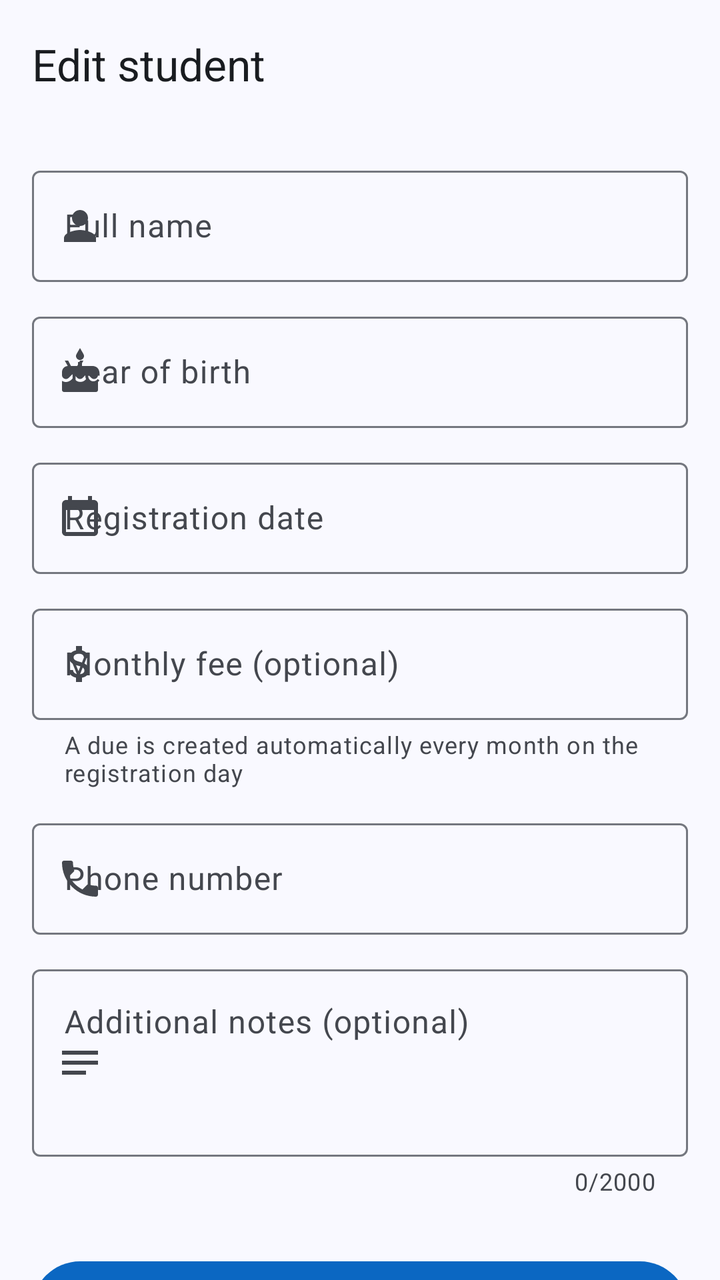
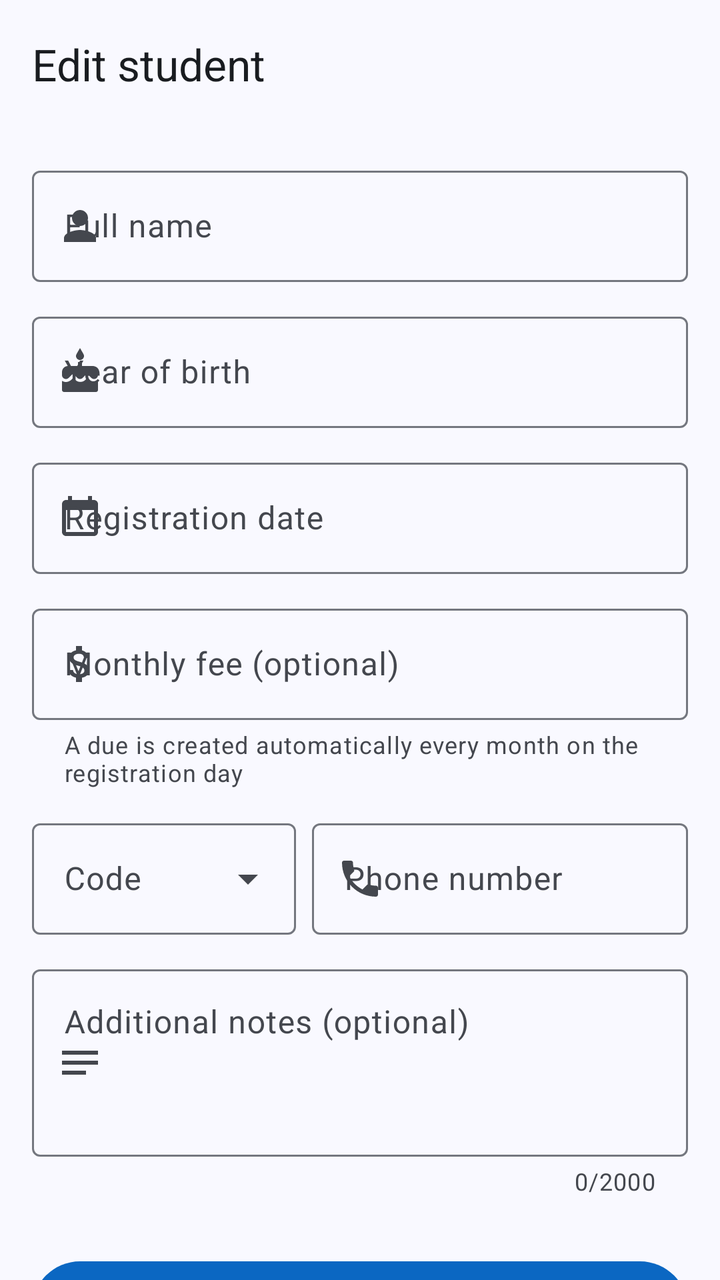

An Android layout rendered at two revisions. The XML below is the earlier revision; the diff shows what the commit changed to produce the second picture.
<!-- AndroidManifest.xml: application theme Theme.TalibPay -->
<!-- res/layout/activity_edit.xml -->
<?xml version="1.0" encoding="utf-8"?>
<androidx.coordinatorlayout.widget.CoordinatorLayout xmlns:android="http://schemas.android.com/apk/res/android"
    xmlns:app="http://schemas.android.com/apk/res-auto"
    android:id="@+id/main"
    android:layout_width="match_parent"
    android:layout_height="match_parent">

    <com.google.android.material.appbar.AppBarLayout
        android:layout_width="match_parent"
        android:layout_height="wrap_content"
        android:fitsSystemWindows="true">

        <com.google.android.material.appbar.MaterialToolbar
            android:id="@+id/toolbar"
            android:layout_width="match_parent"
            android:layout_height="?attr/actionBarSize"
            app:title="@string/edit_student" />
    </com.google.android.material.appbar.AppBarLayout>

    <androidx.core.widget.NestedScrollView
        android:layout_width="match_parent"
        android:layout_height="match_parent"
        app:layout_behavior="@string/appbar_scrolling_view_behavior">

        <androidx.constraintlayout.widget.ConstraintLayout
            android:layout_width="match_parent"
            android:layout_height="wrap_content">

            <LinearLayout
                android:layout_width="0dp"
                android:layout_height="wrap_content"
                android:orientation="vertical"
                android:padding="@dimen/screen_padding"
                app:layout_constraintEnd_toEndOf="parent"
                app:layout_constraintStart_toStartOf="parent"
                app:layout_constraintTop_toTopOf="parent"
                app:layout_constraintWidth_max="@dimen/form_max_width">

                <com.google.android.material.textfield.TextInputLayout
                    style="@style/Widget.TalibPay.TextField"
                    android:hint="@string/full_name"
                    app:startIconDrawable="@drawable/ic_person">

                    <com.google.android.material.textfield.TextInputEditText
                        android:id="@+id/edtStudentNameEdit"
                        android:layout_width="match_parent"
                        android:layout_height="wrap_content"
                        android:imeOptions="actionNext"
                        android:inputType="textPersonName|textCapWords"
                        android:maxLength="200" />
                </com.google.android.material.textfield.TextInputLayout>

                <com.google.android.material.textfield.TextInputLayout
                    style="@style/Widget.TalibPay.TextField"
                    android:hint="@string/year_of_birth"
                    app:startIconDrawable="@drawable/ic_cake">

                    <com.google.android.material.textfield.TextInputEditText
                        android:id="@+id/edtBirthYearEdit"
                        android:layout_width="match_parent"
                        android:layout_height="wrap_content"
                        android:cursorVisible="false"
                        android:focusable="false"
                        android:inputType="none" />
                </com.google.android.material.textfield.TextInputLayout>

                
                <com.google.android.material.textfield.TextInputLayout
                    style="@style/Widget.TalibPay.TextField"
                    android:hint="@string/registration_date"
                    app:startIconDrawable="@drawable/ic_calendar">

                    <com.google.android.material.textfield.TextInputEditText
                        android:id="@+id/edtRegistrationDateEdit"
                        android:layout_width="match_parent"
                        android:layout_height="wrap_content"
                        android:cursorVisible="false"
                        android:focusable="false"
                        android:inputType="none" />
                </com.google.android.material.textfield.TextInputLayout>

                
                <com.google.android.material.textfield.TextInputLayout
                    android:id="@+id/monthlyFeeLayoutEdit"
                    style="@style/Widget.TalibPay.TextField"
                    android:hint="@string/monthly_fee_optional"
                    app:helperText="@string/monthly_fee_helper"
                    app:startIconDrawable="@drawable/ic_cash"
                    app:suffixText="@string/currency_symbol">

                    <com.google.android.material.textfield.TextInputEditText
                        android:id="@+id/edtMonthlyFeeEdit"
                        android:layout_width="match_parent"
                        android:layout_height="wrap_content"
                        android:imeOptions="actionNext"
                        android:inputType="numberDecimal" />
                </com.google.android.material.textfield.TextInputLayout>

                <com.google.android.material.textfield.TextInputLayout
                    style="@style/Widget.TalibPay.TextField"
                    android:hint="@string/phone_number"
                    app:startIconDrawable="@drawable/ic_phone">

                    <com.google.android.material.textfield.TextInputEditText
                        android:id="@+id/edtPhoneNumberEdit"
                        android:layout_width="match_parent"
                        android:layout_height="wrap_content"
                        android:imeOptions="actionNext"
                        android:inputType="phone"
                        android:maxLength="30"
                        android:textDirection="ltr" />
                </com.google.android.material.textfield.TextInputLayout>

                <com.google.android.material.textfield.TextInputLayout
                    style="@style/Widget.TalibPay.TextField"
                    android:hint="@string/additional_notes_optional"
                    app:counterEnabled="true"
                    app:counterMaxLength="2000"
                    app:startIconDrawable="@drawable/ic_notes">

                    <com.google.android.material.textfield.TextInputEditText
                        android:id="@+id/edtNotesEdit"
                        android:layout_width="match_parent"
                        android:layout_height="wrap_content"
                        android:gravity="top|start"
                        android:inputType="textMultiLine|textCapSentences"
                        android:maxLength="2000"
                        android:minLines="3" />
                </com.google.android.material.textfield.TextInputLayout>

                <com.google.android.material.button.MaterialButton
                    android:id="@+id/btnEditStudent"
                    style="@style/Widget.TalibPay.Button"
                    android:layout_width="match_parent"
                    android:layout_height="wrap_content"
                    android:layout_marginTop="16dp"
                    android:text="@string/save" />
            </LinearLayout>
        </androidx.constraintlayout.widget.ConstraintLayout>
    </androidx.core.widget.NestedScrollView>
</androidx.coordinatorlayout.widget.CoordinatorLayout>
<!-- resources referenced by this layout -->
<resources>
  <dimen name="form_max_width">480dp</dimen>
  <dimen name="screen_padding">16dp</dimen>
  <string name="additional_notes_optional">Additional notes (optional)</string>
  <string name="currency_symbol" translatable="false">₪</string>
  <string name="edit_student">Edit student</string>
  <string name="full_name">Full name</string>
  <string name="monthly_fee_helper">A due is created automatically every month on the registration day</string>
  <string name="monthly_fee_optional">Monthly fee (optional)</string>
  <string name="phone_number">Phone number</string>
  <string name="registration_date">Registration date</string>
  <string name="save">Save</string>
  <string name="year_of_birth">Year of birth</string>
  <style name="Widget.TalibPay.Button" parent="Widget.Material3.Button">
          <item name="android:minHeight">56dp</item>
          <item name="android:textAppearance">@style/TextAppearance.Material3.LabelLarge</item>
      </style>
  <style name="Widget.TalibPay.TextField" parent="Widget.Material3.TextInputLayout.OutlinedBox">
          <item name="android:layout_width">match_parent</item>
          <item name="android:layout_height">wrap_content</item>
          <item name="android:layout_marginBottom">@dimen/field_spacing</item>
      </style>
  <style name="Theme.TalibPay" parent="Base.Theme.TalibPay" />
  <dimen name="field_spacing">12dp</dimen>
  <color name="md_primary">#0B67C2</color>
  <color name="md_on_primary">#FFFFFF</color>
  <color name="md_primary_container">#D6E3FF</color>
  <color name="md_on_primary_container">#001B3D</color>
  <color name="md_inverse_primary">#A9C7FF</color>
  <color name="md_secondary">#545F71</color>
  <color name="md_on_secondary">#FFFFFF</color>
  <color name="md_secondary_container">#D8E3F8</color>
  <color name="md_on_secondary_container">#111C2B</color>
  <color name="md_tertiary">#006B5F</color>
  <color name="md_on_tertiary">#FFFFFF</color>
  <color name="md_tertiary_container">#9EF2E2</color>
  <color name="md_on_tertiary_container">#00201C</color>
  <color name="md_error">#BA1A1A</color>
  <color name="md_on_error">#FFFFFF</color>
  <color name="md_error_container">#FFDAD6</color>
  <color name="md_on_error_container">#410002</color>
  <color name="md_background">#F9F9FF</color>
  <color name="md_on_background">#191C20</color>
  <color name="md_surface">#F9F9FF</color>
  <color name="md_on_surface">#191C20</color>
  <color name="md_surface_variant">#E0E2EC</color>
  <color name="md_on_surface_variant">#44474E</color>
  <color name="md_outline">#74777F</color>
  <color name="md_outline_variant">#C4C6D0</color>
  <color name="md_surface_container_lowest">#FFFFFF</color>
  <color name="md_surface_container_low">#F3F3FA</color>
  <color name="md_surface_container">#EDEDF4</color>
  <color name="md_surface_container_high">#E7E8EE</color>
  <color name="md_surface_container_highest">#E2E2E9</color>
  <color name="md_inverse_surface">#2E3036</color>
  <color name="md_inverse_on_surface">#F0F0F7</color>
  <style name="Widget.TalibPay.Card" parent="Widget.Material3.CardView.Filled">
          <item name="cardBackgroundColor">?attr/colorSurfaceContainerLow</item>
          <item name="shapeAppearance">@style/ShapeAppearance.TalibPay.Large</item>
      </style>
  <style name="Widget.TalibPay.Toolbar" parent="Widget.Material3.Toolbar.Surface">
          <item name="titleTextAppearance">@style/TextAppearance.Material3.TitleLarge</item>
      </style>
  <style name="ShapeAppearance.TalibPay.Large" parent="">
          <item name="cornerFamily">rounded</item>
          <item name="cornerSize">20dp</item>
      </style>
  <!-- unchanged entries left out for length: 7 -->
</resources>

<!-- the commit's change to res/layout/activity_edit.xml (unified diff, before → after) -->
@@ -96,20 +96,49 @@
                         android:inputType="numberDecimal" />
                 </com.google.android.material.textfield.TextInputLayout>
 
-                <com.google.android.material.textfield.TextInputLayout
-                    style="@style/Widget.TalibPay.TextField"
-                    android:hint="@string/phone_number"
-                    app:startIconDrawable="@drawable/ic_phone">
+                
+                <LinearLayout
+                    android:layout_width="match_parent"
+                    android:layout_height="wrap_content"
+                    android:layoutDirection="ltr"
+                    android:orientation="horizontal">
 
-                    <com.google.android.material.textfield.TextInputEditText
-                        android:id="@+id/edtPhoneNumberEdit"
-                        android:layout_width="match_parent"
-                        android:layout_height="wrap_content"
-                        android:imeOptions="actionNext"
-                        android:inputType="phone"
-                        android:maxLength="30"
-                        android:textDirection="ltr" />
-                </com.google.android.material.textfield.TextInputLayout>
+                    <com.google.android.material.textfield.TextInputLayout
+                        android:id="@+id/countryCodeLayout"
+                        style="@style/Widget.TalibPay.TextField.Dropdown"
+                        android:layout_width="132dp"
+                        android:layout_marginEnd="8dp"
+                        android:hint="@string/country_code"
+                        app:prefixText="+">
+
+                        <com.google.android.material.textfield.MaterialAutoCompleteTextView
+                            android:id="@+id/edtCountryCode"
+                            android:layout_width="match_parent"
+                            android:layout_height="wrap_content"
+                            android:completionThreshold="1"
+                            android:imeOptions="actionNext"
+                            android:inputType="number"
+                            android:maxLength="3"
+                            android:textDirection="ltr" />
+                    </com.google.android.material.textfield.TextInputLayout>
+
+                    <com.google.android.material.textfield.TextInputLayout
+                        style="@style/Widget.TalibPay.TextField"
+                        android:layout_width="0dp"
+                        android:layout_weight="1"
+                        android:hint="@string/phone_number"
+                        app:startIconDrawable="@drawable/ic_phone">
+
+                        <com.google.android.material.textfield.TextInputEditText
+                            android:id="@+id/edtPhoneNumberEdit"
+                            android:layout_width="match_parent"
+                            android:layout_height="wrap_content"
+                            android:imeOptions="actionNext"
+                            android:inputType="phone"
+                            android:maxLength="30"
+                            android:textDirection="ltr" />
+                    </com.google.android.material.textfield.TextInputLayout>
+                </LinearLayout>
 
                 <com.google.android.material.textfield.TextInputLayout
                     style="@style/Widget.TalibPay.TextField"
<!-- resource entries referenced after the edit -->
@@ -3,6 +3,7 @@
   <dimen name="form_max_width">480dp</dimen>
   <dimen name="screen_padding">16dp</dimen>
   <string name="additional_notes_optional">Additional notes (optional)</string>
+  <string name="country_code">Code</string>
   <string name="currency_symbol" translatable="false">₪</string>
   <string name="edit_student">Edit student</string>
   <string name="full_name">Full name</string>
@@ -17,6 +18,11 @@
           <item name="android:textAppearance">@style/TextAppearance.Material3.LabelLarge</item>
       </style>
   <style name="Widget.TalibPay.TextField" parent="Widget.Material3.TextInputLayout.OutlinedBox">
+          <item name="android:layout_width">match_parent</item>
+          <item name="android:layout_height">wrap_content</item>
+          <item name="android:layout_marginBottom">@dimen/field_spacing</item>
+      </style>
+  <style name="Widget.TalibPay.TextField.Dropdown" parent="Widget.Material3.TextInputLayout.OutlinedBox.ExposedDropdownMenu">
           <item name="android:layout_width">match_parent</item>
           <item name="android:layout_height">wrap_content</item>
           <item name="android:layout_marginBottom">@dimen/field_spacing</item>
